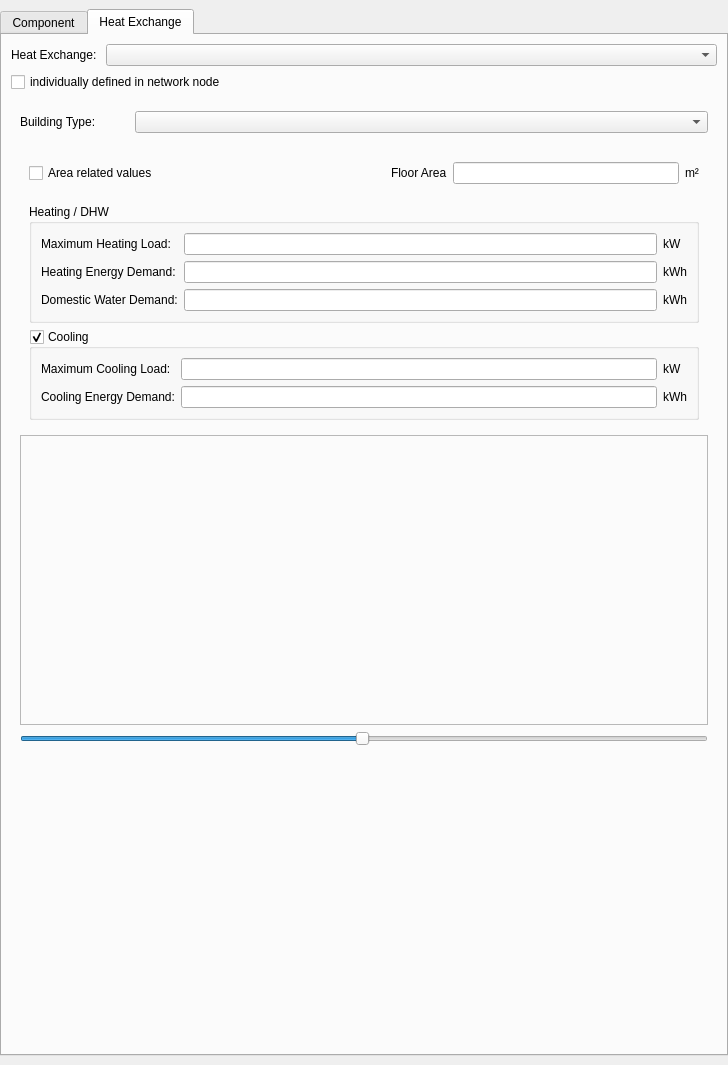
Before: the Qt Designer form SIM-VICUS/src/SVNetworkComponentEditWidget.ui in Brockaaa/SIM-VICUS, drawn with Qt 5.
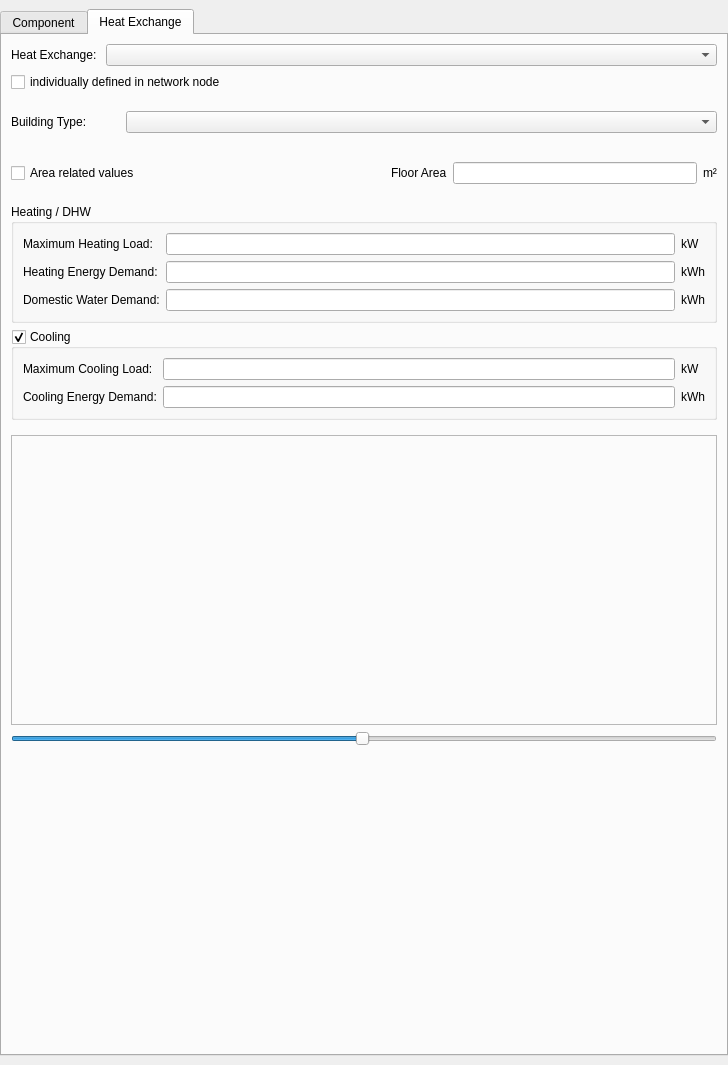
After: the same form once the commit is applied. The open tabs and pages were chosen to show the change. Icons and pictures are not drawn. Custom widgets are drawn as their Qt base class.

Commit message: further work on HeatLossSpline in SVNetworkComponentEditWidget

Diff of the .ui file:
```diff
--- a/SIM-VICUS/src/SVNetworkComponentEditWidget.ui
+++ b/SIM-VICUS/src/SVNetworkComponentEditWidget.ui
@@ -863,6 +863,12 @@
            <item>
             <widget class="QWidget" name="widgetDefineHeatExchangeSpline" native="true">
              <layout class="QVBoxLayout" name="verticalLayout_8">
+              <property name="leftMargin">
+               <number>0</number>
+              </property>
+              <property name="rightMargin">
+               <number>0</number>
+              </property>
               <item>
                <layout class="QHBoxLayout" name="horizontalLayout_2">
                 <item>
@@ -890,6 +896,12 @@
                 </property>
                 <widget class="QWidget" name="page">
                  <layout class="QVBoxLayout" name="verticalLayout_6">
+                  <property name="leftMargin">
+                   <number>0</number>
+                  </property>
+                  <property name="rightMargin">
+                   <number>0</number>
+                  </property>
                   <item>
                    <layout class="QHBoxLayout" name="horizontalLayoutHeatLossSplineFloorArea">
                     <item>
```
Left out of the diff: 14 changed lines with no effect on the pictures. The commit also changes 7 other files.
